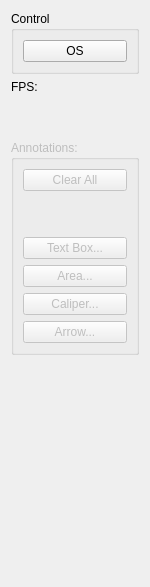
siborion/siborion_american_scan, file bscantools.ui: the form before one commit.
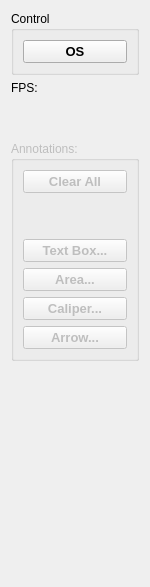
The form after the commit.

What changed in the file:
```diff
--- a/bscantools.ui
+++ b/bscantools.ui
@@ -59,6 +59,13 @@
        <layout class="QVBoxLayout" name="verticalLayout_2">
         <item>
          <widget class="QPushButton" name="pbClear">
+          <property name="font">
+           <font>
+            <pointsize>10</pointsize>
+            <weight>75</weight>
+            <bold>true</bold>
+           </font>
+          </property>
           <property name="text">
            <string>Clear All</string>
           </property>
@@ -79,6 +86,13 @@
         </item>
         <item>
          <widget class="QPushButton" name="pbText">
+          <property name="font">
+           <font>
+            <pointsize>10</pointsize>
+            <weight>75</weight>
+            <bold>true</bold>
+           </font>
+          </property>
           <property name="text">
            <string>Text Box...</string>
           </property>
@@ -89,6 +103,13 @@
         </item>
         <item>
          <widget class="QPushButton" name="pbArray">
+          <property name="font">
+           <font>
+            <pointsize>10</pointsize>
+            <weight>75</weight>
+            <bold>true</bold>
+           </font>
+          </property>
           <property name="text">
            <string>Area...</string>
           </property>
@@ -99,6 +120,13 @@
         </item>
         <item>
          <widget class="QPushButton" name="pbCaliper">
+          <property name="font">
+           <font>
+            <pointsize>10</pointsize>
+            <weight>75</weight>
+            <bold>true</bold>
+           </font>
+          </property>
           <property name="text">
            <string>Caliper...</string>
           </property>
@@ -109,6 +137,13 @@
         </item>
         <item>
          <widget class="QPushButton" name="pbArrow">
+          <property name="font">
+           <font>
+            <pointsize>10</pointsize>
+            <weight>75</weight>
+            <bold>true</bold>
+           </font>
+          </property>
           <property name="text">
            <string>Arrow...</string>
           </property>
@@ -130,6 +165,13 @@
      <layout class="QVBoxLayout" name="verticalLayout_4">
       <item>
        <widget class="QPushButton" name="pbOS">
+        <property name="font">
+         <font>
+          <pointsize>10</pointsize>
+          <weight>75</weight>
+          <bold>true</bold>
+         </font>
+        </property>
         <property name="text">
          <string>OS</string>
         </property>
```
